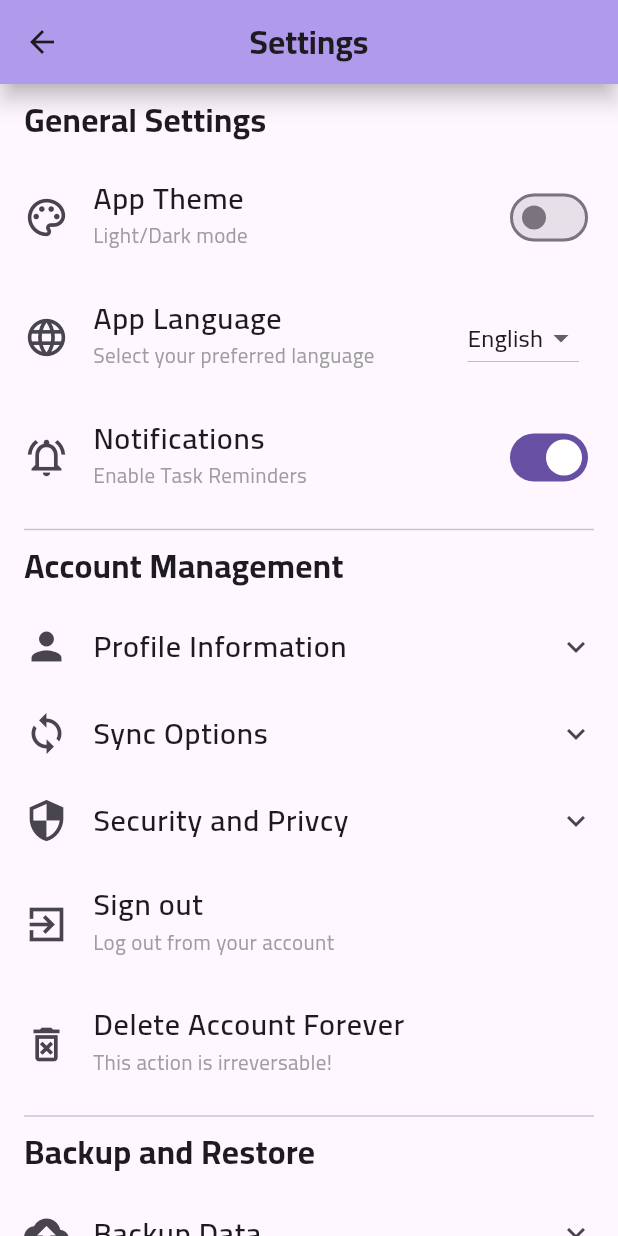
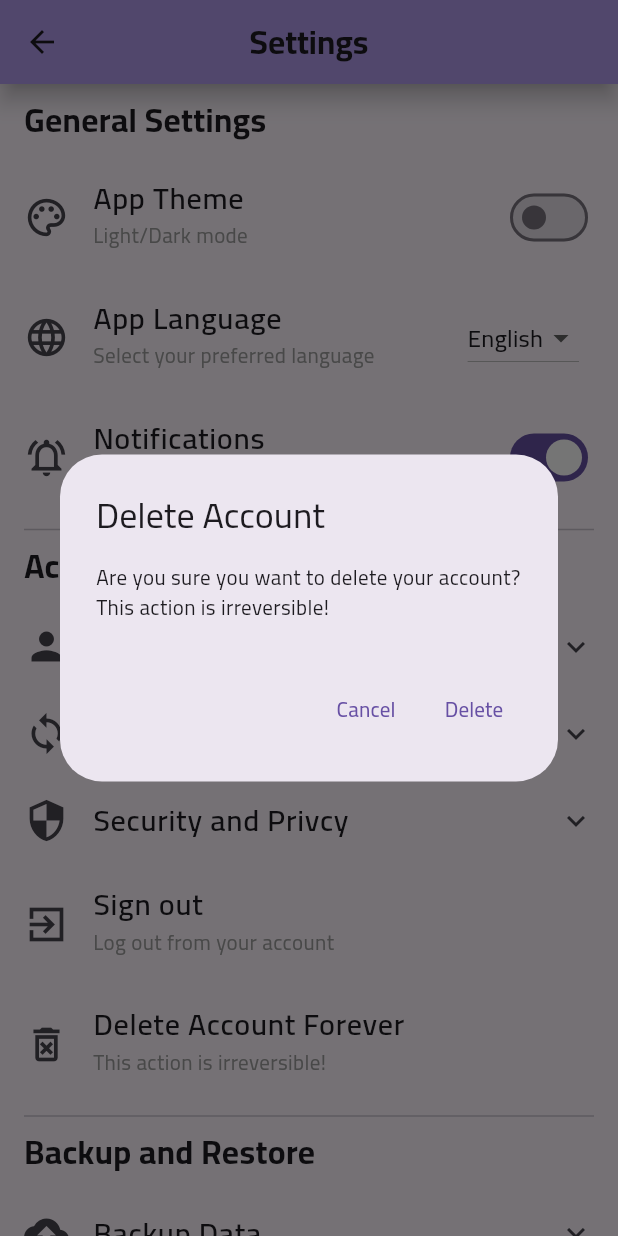
Before and after one commit to Amrr-Tarek/CheckMate, a Flutter app: the Settings screen opened by its route, after a tap on "Delete Account Forever", on a phone screen of 412 x 824 dp. Run offline on Flutter 3.47's test engine with Material 3 defaults, Android fonts, the phone set to English and light mode, and no system bars; our stand-ins replace cloud_firestore, firebase_auth, firebase_core, fluttertoast, google_sign_in, table_calendar; accounts and stored records are empty; network calls fail.

Commit message:
Github Sign in
# Commit Changelog
- Added:
    - Github sign in
    - Signout Logic
    - Delete account logic
        - Handled the case when the user is logged in with the email/password or usig another provider
- Fixed:
    - Pixels Overload in login page
- Updated:
    - Signup page route name changed from '/SignUpPage' to '/signup' for simplicity

```diff
--- a/lib/main.dart
+++ b/lib/main.dart
@@ -31,7 +31,7 @@ class MyApp extends StatelessWidget {
       home: const LoadingScreen(),
       routes: {
         '/loading': (context) => const LoadingScreen(),
-        '/SignUpPage': (context) => const SignUpPage(),
+        '/signup': (context) => const SignUpPage(),
         '/login': (context) => const LoginScreen(),
         '/home': (context) => const HomePage(),
         '/calendar': (context) => const Calendar(),
--- a/lib/pages/loading_screen.dart
+++ b/lib/pages/loading_screen.dart
@@ -70,7 +70,7 @@ class LoadingScreen extends StatelessWidget {
                   child: Button(
                     label: "Start now",
                     onPressed: () {
-                      navigate(context, '/SignUpPage');
+                      navigate(context, '/signup');
                     },
                     backgroundColor: AppColors.boxColor,
                     textColor: Colors.black,
--- a/lib/pages/settings.dart
+++ b/lib/pages/settings.dart
@@ -1,3 +1,6 @@
+import 'package:checkmate/controllers/auth_controller.dart';
+import 'package:checkmate/models/toast.dart';
+import 'package:firebase_auth/firebase_auth.dart';
 import 'package:flutter/material.dart';
 import 'package:checkmate/models/app_bar.dart';
 
@@ -146,14 +149,94 @@ class _SettingsState extends State<Settings> {
           title: "Sign out",
           subtitle: "Log out from your account",
           // Log out from the session and redirect to the Home page
-          onTap: () {},
+          onTap: () {
+            showDialog(
+              context: context,
+              builder: (BuildContext context) {
+                return AlertDialog(
+                  title: const Text("Sign Out"),
+                  content: const Text("Are you sure you want to sign out?"),
+                  actions: [
+                    TextButton(
+                      onPressed: () {
+                        Navigator.pop(context);
+                      },
+                      child: const Text("Cancel"),
+                    ),
+                    TextButton(
+                      onPressed: () async {
+                        await AuthController().signOut();
+                        AuthController().signOut();
+                        Navigator.of(context).pushNamedAndRemoveUntil(
+                          "/login",
+                          (Route<dynamic> route) =>
+                              false, // Removes all routes in the stack
+                        );
+                      },
+                      child: const Text("Sign Out"),
+                    ),
+                  ],
+                );
+              },
+            );
+          },
         ),
         _buildSettingTile(
           leading: Icons.delete_forever_outlined,
           title: "Delete Account Forever",
-          subtitle: "This action is irreversable!",
-          // Displays a pop up with a confirmation with an acknowledgment that the user understands the action cannot be undone
-          onTap: () {},
+          subtitle: "This action is irreversible!",
+          onTap: () async {
+            final User? user = FirebaseAuth.instance.currentUser;
+            if (user == null) {
+              showToast("No user is signed in!", Colors.red);
+              return;
+            }
+
+            final List<UserInfo> providerData = user.providerData;
+            final bool isEmailUser =
+                providerData.any((info) => info.providerId == "password");
+            final bool isGoogleUser =
+                providerData.any((info) => info.providerId == "google.com");
+            final bool isGithubUser =
+                providerData.any((info) => info.providerId == "github.com");
+
+            showDialog(
+              context: context,
+              builder: (BuildContext context) {
+                return AlertDialog(
+                  title: const Text("Delete Account"),
+                  content: Column(
+                    mainAxisSize: MainAxisSize.min,
+                    children: [
+                      const Text(
+                          "Are you sure you want to delete your account? This action is irreversible!"),
+                      const SizedBox(height: 10),
+                      if (isGoogleUser || isGithubUser)
+                        const Text(
+                            "You will be asked to reauthenticate with your provider."),
+                      if (isEmailUser)
+                        const Text(
+                            "You will be asked to enter your password to proceed."),
+                    ],
+                  ),
+                  actions: [
+                    TextButton(
+                      onPressed: () {
+                        Navigator.pop(context);
+                      },
+                      child: const Text("Cancel"),
+                    ),
+                    TextButton(
+                      onPressed: () async {
+                        await AuthController().deleteAccount(context: context);
+                      },
+                      child: const Text("Delete"),
+                    ),
+                  ],
+                );
+              },
+            );
+          },
         ),
       ],
     );
--- a/pubspec.yaml
+++ b/pubspec.yaml
@@ -91,6 +91,8 @@ flutter:
   # To add assets to your application, add an assets section, like this:
   assets:
     - assets/app_icon.png
+    - assets/google-logo.png
+    - assets/github-logo.png
   #   - images/a_dot_ham.jpeg
 
   # An image asset can refer to one or more resolution-specific "variants", see
```
Also changed, not shown: lib/controllers/auth_controller.dart (+176 -91 lines), lib/controllers/firestore_controller.dart (+24 -4 lines), lib/models/toast.dart (added, +13 -0 lines), lib/pages/log_in.dart (+44 -16 lines), assets/github-logo.png (added), assets/google-logo.png (added), lib/auth/auth_page.dart (deleted), lib/auth/main_page.dart (deleted), 2 other files.
